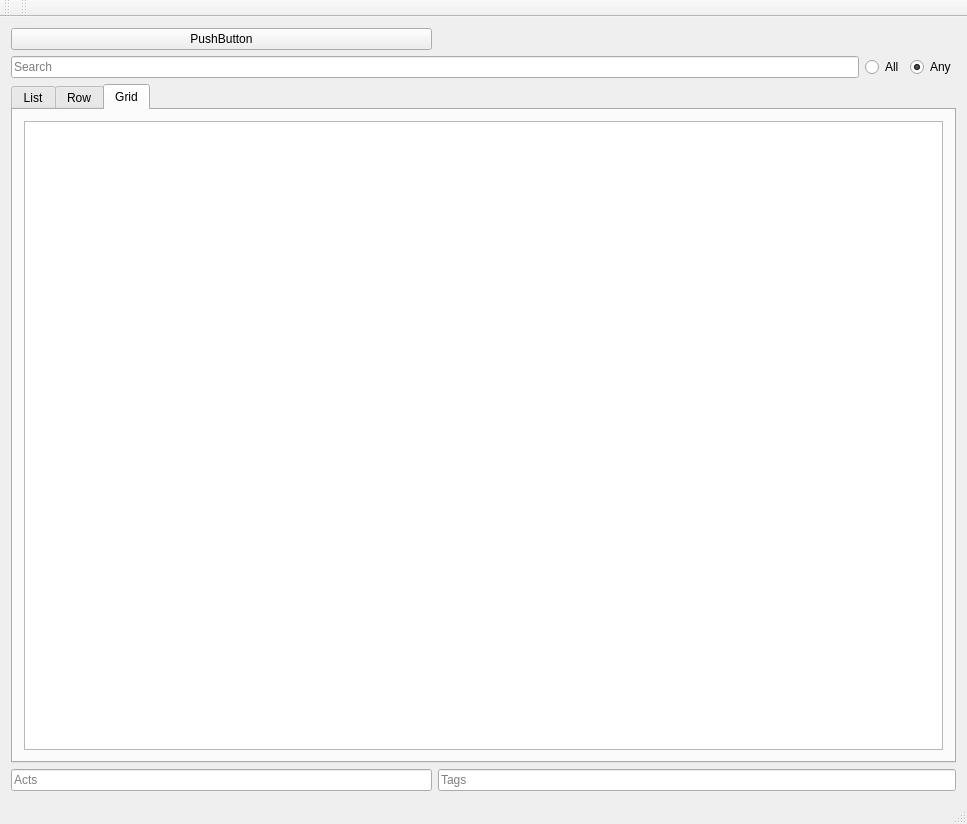
The window that MainWindow.ui (zenwong/tagu) describes before a commit, drawn with Qt 5.
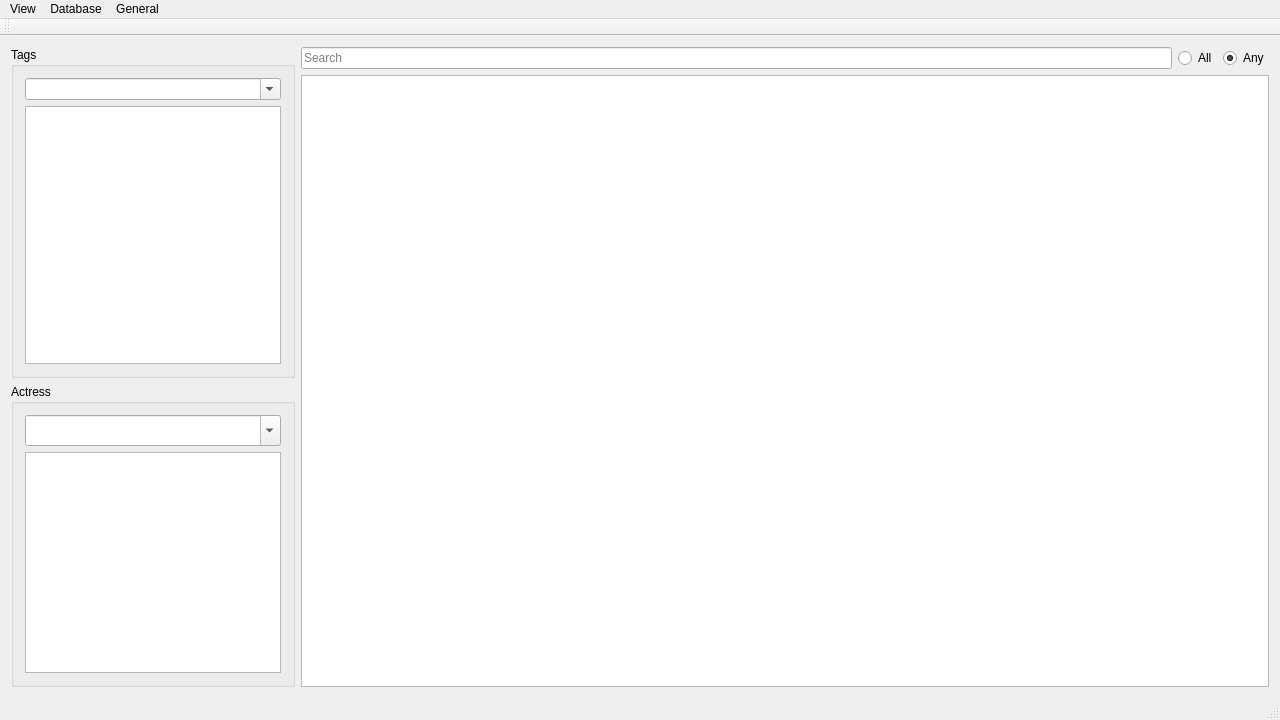
The same window after the commit.

```diff
--- a/MainWindow.ui
+++ b/MainWindow.ui
@@ -6,10 +6,16 @@
    <rect>
     <x>0</x>
     <y>0</y>
-    <width>967</width>
-    <height>824</height>
+    <width>1280</width>
+    <height>720</height>
    </rect>
   </property>
+  <property name="font">
+   <font>
+    <pointsize>10</pointsize>
+    <stylestrategy>PreferAntialias</stylestrategy>
+   </font>
+  </property>
   <property name="windowTitle">
    <string>MainWindow</string>
   </property>
@@ -23,23 +29,45 @@
   </property>
   <widget class="QWidget" name="centralWidget">
    <layout class="QGridLayout" name="gridLayout">
-    <item row="2" column="3">
-     <widget class="QRadioButton" name="radioAny">
+    <item row="2" column="0">
+     <widget class="QGroupBox" name="groupBox_2">
       <property name="sizePolicy">
-       <sizepolicy hsizetype="Fixed" vsizetype="Fixed">
+       <sizepolicy hsizetype="Preferred" vsizetype="Preferred">
         <horstretch>0</horstretch>
-        <verstretch>0</verstretch>
+        <verstretch>1</verstretch>
        </sizepolicy>
       </property>
-      <property name="text">
-       <string>Any</string>
+      <property name="title">
+       <string>Actress</string>
       </property>
-      <property name="checked">
-       <bool>true</bool>
-      </property>
+      <layout class="QVBoxLayout" name="verticalLayout_2">
+       <item>
+        <widget class="QComboBox" name="comboAct">
+         <property name="font">
+          <font>
+           <family>Sans Serif</family>
+           <pointsize>12</pointsize>
+          </font>
+         </property>
+         <property name="toolTip">
+          <string>add a actress to video</string>
+         </property>
+         <property name="editable">
+          <bool>true</bool>
+         </property>
+        </widget>
+       </item>
+       <item>
+        <widget class="QListView" name="listActs">
+         <property name="toolTip">
+          <string>Double Click to Remove</string>
+         </property>
+        </widget>
+       </item>
+      </layout>
      </widget>
     </item>
-    <item row="2" column="0" colspan="2">
+    <item row="0" column="1">
      <widget class="QLineEdit" name="editSearch">
       <property name="sizePolicy">
        <sizepolicy hsizetype="Expanding" vsizetype="Fixed">
@@ -52,92 +80,7 @@
       </property>
      </widget>
     </item>
-    <item row="4" column="1" colspan="3">
-     <widget class="QLineEdit" name="editTags">
-      <property name="sizePolicy">
-       <sizepolicy hsizetype="Expanding" vsizetype="Fixed">
-        <horstretch>1</horstretch>
-        <verstretch>0</verstretch>
-       </sizepolicy>
-      </property>
-      <property name="placeholderText">
-       <string>Tags</string>
-      </property>
-     </widget>
-    </item>
-    <item row="4" column="0">
-     <widget class="QLineEdit" name="editActs">
-      <property name="sizePolicy">
-       <sizepolicy hsizetype="Expanding" vsizetype="Fixed">
-        <horstretch>0</horstretch>
-        <verstretch>0</verstretch>
-       </sizepolicy>
-      </property>
-      <property name="placeholderText">
-       <string>Acts</string>
-      </property>
-     </widget>
-    </item>
-    <item row="3" column="0" colspan="4">
-     <widget class="QTabWidget" name="tabWidget">
-      <property name="currentIndex">
-       <number>2</number>
-      </property>
-      <widget class="QWidget" name="tab">
-       <attribute name="title">
-        <string>List</string>
-       </attribute>
-       <layout class="QVBoxLayout" name="verticalLayout">
-        <item>
-         <widget class="QListView" name="listView">
-          <property name="flow">
-           <enum>QListView::LeftToRight</enum>
-          </property>
-          <property name="isWrapping" stdset="0">
-           <bool>true</bool>
-          </property>
-         </widget>
-        </item>
-       </layout>
-      </widget>
-      <widget class="QWidget" name="tab_2">
-       <attribute name="title">
-        <string>Row</string>
-       </attribute>
-      </widget>
-      <widget class="QWidget" name="tab_3">
-       <attribute name="title">
-        <string>Grid</string>
-       </attribute>
-       <layout class="QVBoxLayout" name="verticalLayout_2">
-        <item>
-         <widget class="QListWidget" name="listWidget">
-          <property name="flow">
-           <enum>QListView::LeftToRight</enum>
-          </property>
-          <property name="isWrapping" stdset="0">
-           <bool>true</bool>
-          </property>
-          <property name="resizeMode">
-           <enum>QListView::Adjust</enum>
-          </property>
-          <property name="uniformItemSizes">
-           <bool>true</bool>
-          </property>
-         </widget>
-        </item>
-       </layout>
-      </widget>
-     </widget>
-    </item>
-    <item row="0" column="0">
-     <widget class="QPushButton" name="pushButton">
-      <property name="text">
-       <string>PushButton</string>
-      </property>
-     </widget>
-    </item>
-    <item row="2" column="2">
+    <item row="0" column="2">
      <widget class="QRadioButton" name="radioAll">
       <property name="sizePolicy">
        <sizepolicy hsizetype="Fixed" vsizetype="Fixed">
@@ -150,10 +93,67 @@
       </property>
      </widget>
     </item>
-    <item row="0" column="1">
-     <widget class="QLabel" name="socketStateLabel">
+    <item row="0" column="3">
+     <widget class="QRadioButton" name="radioAny">
+      <property name="sizePolicy">
+       <sizepolicy hsizetype="Fixed" vsizetype="Fixed">
+        <horstretch>0</horstretch>
+        <verstretch>0</verstretch>
+       </sizepolicy>
+      </property>
       <property name="text">
-       <string/>
+       <string>Any</string>
+      </property>
+      <property name="checked">
+       <bool>true</bool>
+      </property>
+     </widget>
+    </item>
+    <item row="0" column="0" rowspan="2">
+     <widget class="QGroupBox" name="groupBox">
+      <property name="sizePolicy">
+       <sizepolicy hsizetype="Preferred" vsizetype="Preferred">
+        <horstretch>0</horstretch>
+        <verstretch>1</verstretch>
+       </sizepolicy>
+      </property>
+      <property name="title">
+       <string>Tags</string>
+      </property>
+      <layout class="QVBoxLayout" name="verticalLayout">
+       <item>
+        <widget class="QComboBox" name="comboTag">
+         <property name="toolTip">
+          <string>Add a tag to a video</string>
+         </property>
+         <property name="editable">
+          <bool>true</bool>
+         </property>
+        </widget>
+       </item>
+       <item>
+        <widget class="QListView" name="listTags">
+         <property name="toolTip">
+          <string>Double Click to Remove</string>
+         </property>
+        </widget>
+       </item>
+      </layout>
+     </widget>
+    </item>
+    <item row="1" column="1" rowspan="2" colspan="3">
+     <widget class="QListView" name="listView">
+      <property name="selectionMode">
+       <enum>QAbstractItemView::ContiguousSelection</enum>
+      </property>
+      <property name="flow">
+       <enum>QListView::TopToBottom</enum>
+      </property>
+      <property name="isWrapping" stdset="0">
+       <bool>true</bool>
+      </property>
+      <property name="resizeMode">
+       <enum>QListView::Adjust</enum>
       </property>
      </widget>
     </item>
@@ -173,22 +173,83 @@
     <rect>
      <x>0</x>
      <y>0</y>
-     <width>967</width>
+     <width>1280</width>
      <height>19</height>
     </rect>
    </property>
+   <widget class="QMenu" name="menuView">
+    <property name="title">
+     <string>View</string>
+    </property>
+    <addaction name="actionActress"/>
+    <addaction name="actionCompact"/>
+    <addaction name="actionCover"/>
+    <addaction name="actionThumbnail"/>
+    <addaction name="actionScreenshot"/>
+   </widget>
+   <widget class="QMenu" name="menuImport">
+    <property name="title">
+     <string>Database</string>
+    </property>
+    <addaction name="actionVideos"/>
+    <addaction name="actionSync_Database"/>
+    <addaction name="actionReset_Database"/>
+   </widget>
+   <widget class="QMenu" name="menuGeneral">
+    <property name="title">
+     <string>General</string>
+    </property>
+    <addaction name="actionOptions"/>
+   </widget>
+   <addaction name="menuView"/>
+   <addaction name="menuImport"/>
+   <addaction name="menuGeneral"/>
   </widget>
-  <widget class="QToolBar" name="toolBar">
-   <property name="windowTitle">
-    <string>toolBar</string>
+  <action name="actionActress">
+   <property name="text">
+    <string>Actress</string>
    </property>
-   <attribute name="toolBarArea">
-    <enum>TopToolBarArea</enum>
-   </attribute>
-   <attribute name="toolBarBreak">
-    <bool>false</bool>
-   </attribute>
-  </widget>
+  </action>
+  <action name="actionCompact">
+   <property name="text">
+    <string>Compact</string>
+   </property>
+  </action>
+  <action name="actionCover">
+   <property name="text">
+    <string>Cover</string>
+   </property>
+  </action>
+  <action name="actionThumbnail">
+   <property name="text">
+    <string>Thumbnail</string>
+   </property>
+  </action>
+  <action name="actionScreenshot">
+   <property name="text">
+    <string>Screenshot</string>
+   </property>
+  </action>
+  <action name="actionVideos">
+   <property name="text">
+    <string>Import Videos</string>
+   </property>
+  </action>
+  <action name="actionOptions">
+   <property name="text">
+    <string>Options</string>
+   </property>
+  </action>
+  <action name="actionReset_Database">
+   <property name="text">
+    <string>Reset Database</string>
+   </property>
+  </action>
+  <action name="actionSync_Database">
+   <property name="text">
+    <string>Sync Database</string>
+   </property>
+  </action>
  </widget>
  <layoutdefault spacing="6" margin="11"/>
  <resources/>
```
Left out of the diff: 5 changed lines with no effect on the pictures.
